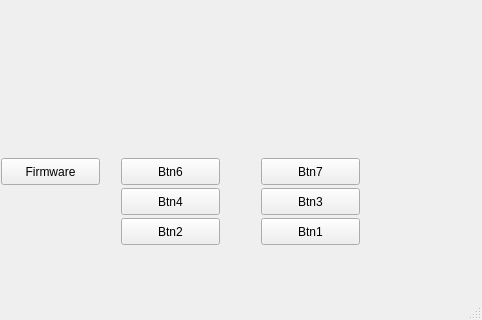
Before: the Qt Designer form qtEx/mainwindow.ui in wieker/Hantek6022BL, drawn with Qt 5; both pictures show x 119 to 601 and y 179 to 499 of the 601 by 499 pixel window.
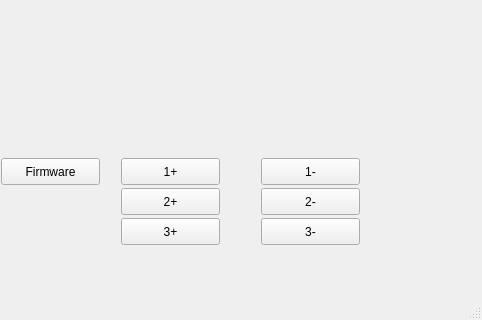
After: the same form once the commit is applied.

The edit to the form file:
```diff
--- a/qtEx/mainwindow.ui
+++ b/qtEx/mainwindow.ui
@@ -50,7 +50,7 @@
      </rect>
     </property>
     <property name="text">
-     <string>Btn6</string>
+     <string>1+</string>
     </property>
    </widget>
    <widget class="QPushButton" name="pushButton_2">
@@ -63,7 +63,7 @@
      </rect>
     </property>
     <property name="text">
-     <string>Btn7</string>
+     <string>1-</string>
     </property>
    </widget>
    <widget class="QPushButton" name="pushButton_3">
@@ -76,7 +76,7 @@
      </rect>
     </property>
     <property name="text">
-     <string>Btn3</string>
+     <string>2-</string>
     </property>
    </widget>
    <widget class="QPushButton" name="pushButton_4">
@@ -89,7 +89,7 @@
      </rect>
     </property>
     <property name="text">
-     <string>Btn4</string>
+     <string>2+</string>
     </property>
    </widget>
    <widget class="QPushButton" name="pushButton_5">
@@ -102,7 +102,7 @@
      </rect>
     </property>
     <property name="text">
-     <string>Btn1</string>
+     <string>3-</string>
     </property>
    </widget>
    <widget class="QPushButton" name="pushButton_6">
@@ -115,7 +115,7 @@
      </rect>
     </property>
     <property name="text">
-     <string>Btn2</string>
+     <string>3+</string>
     </property>
    </widget>
   </widget>
```
